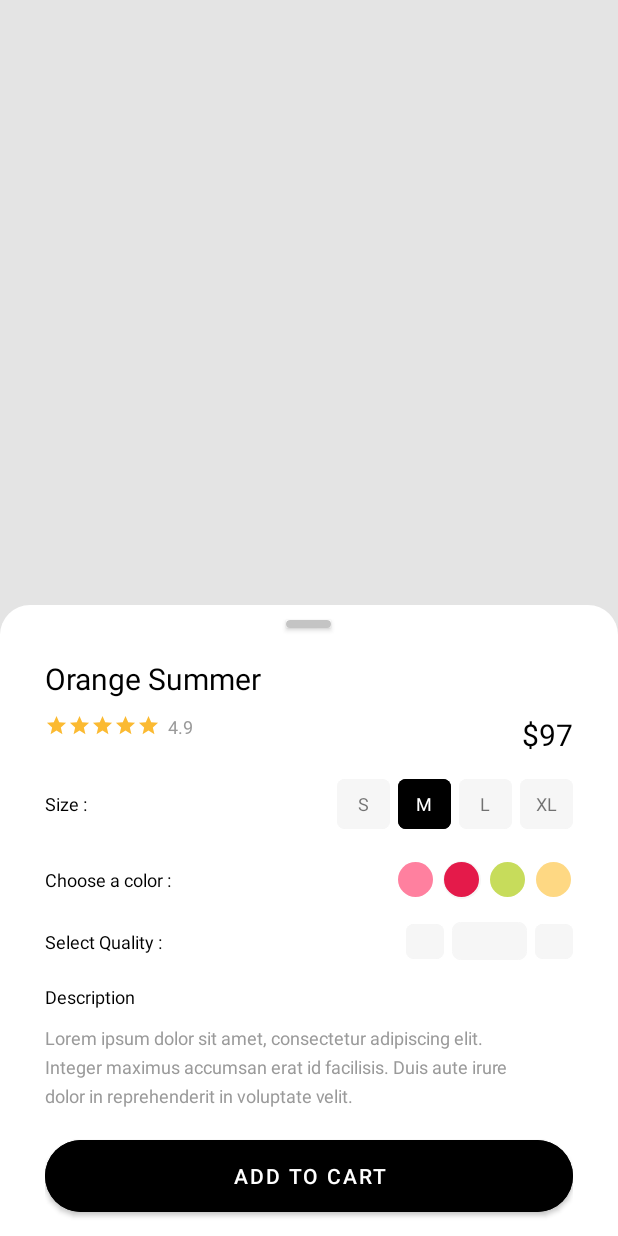
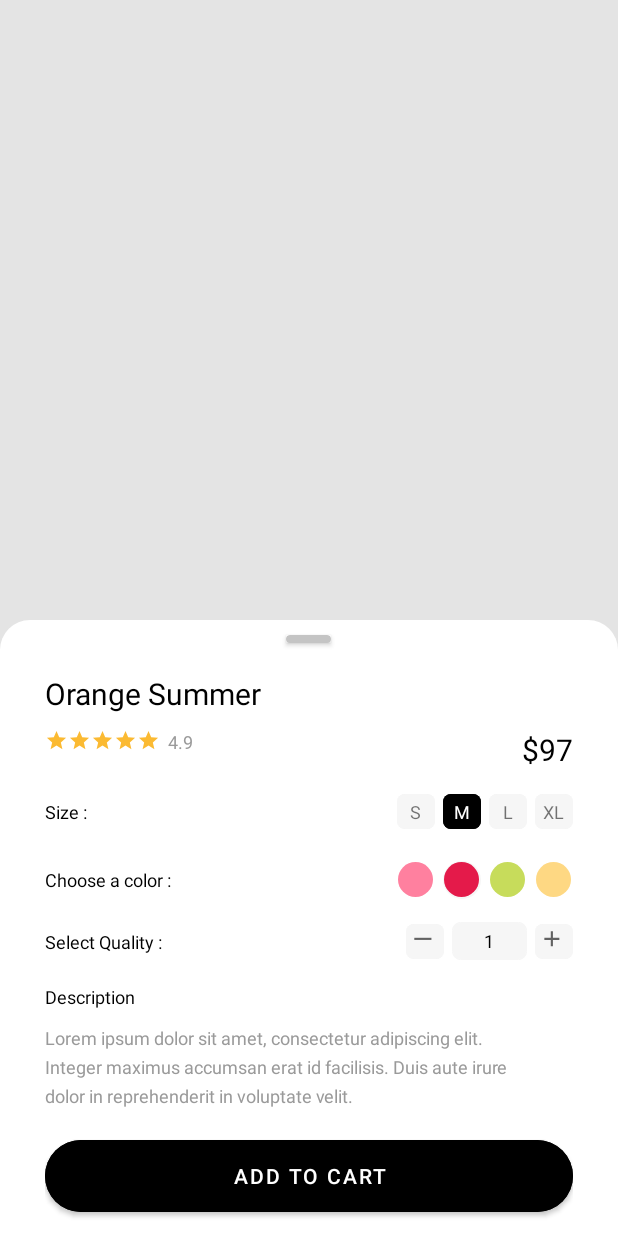
Before and after one commit to ETS-Android2/MindshopUI-Android, an Android app: the layout orderinfo_popup.xml on its own in the app's theme, with its tools: preview values and no code run, on a phone screen of 412 x 824 dp. Run offline under Robolectric (Android 15) with nearby library versions, the phone set to English and light mode, and no system bars.

Commit message:
Shopping Cart

```diff
--- a/app/src/main/java/net/mindzone/mindshopui/activities/Sign.java
+++ b/app/src/main/java/net/mindzone/mindshopui/activities/Sign.java
@@ -85,7 +85,7 @@ public class Sign extends AppCompatActivity {
     public void siginBTNClicked(View v) {
         Log.d("Test", "Sign btn clicked");
         final BottomSheetDialog bottomSheetDialog = new BottomSheetDialog(this, R.style.BottomSheetDialogTheme);
-        View bottomSheetView = LayoutInflater.from(getApplicationContext()).inflate(R.layout.success_popup, findViewById(R.id.main_container));
+        View bottomSheetView = LayoutInflater.from(getApplicationContext()).inflate(R.layout.orderinfo_popup, findViewById(R.id.main_container));
         bottomSheetDialog.setContentView(bottomSheetView);
         bottomSheetDialog.show();
     }
--- /dev/null
+++ b/app/src/main/res/drawable/minus_icon.xml
@@ -0,0 +1,11 @@
+<vector xmlns:android="http://schemas.android.com/apk/res/android"
+    android:width="20dp"
+    android:height="20dp"
+    android:viewportWidth="28"
+    android:viewportHeight="28"
+    android:tint="?attr/colorControlNormal">
+  <path
+      android:fillColor="@android:color/white"
+      android:pathData="M4,11h16v2h-16z"
+      android:fillType="evenOdd"/>
+</vector>
--- /dev/null
+++ b/app/src/main/res/drawable/plus_icon.xml
@@ -0,0 +1,10 @@
+<vector xmlns:android="http://schemas.android.com/apk/res/android"
+    android:width="20dp"
+    android:height="20dp"
+    android:viewportWidth="28"
+    android:viewportHeight="28"
+    android:tint="?attr/colorControlNormal">
+  <path
+      android:fillColor="@android:color/white"
+      android:pathData="M19,13h-6v6h-2v-6H5v-2h6V5h2v6h6v2z"/>
+</vector>
--- a/app/src/main/res/layout/item_sizebtn.xml
+++ b/app/src/main/res/layout/item_sizebtn.xml
@@ -10,8 +10,8 @@
     android:layout_height="wrap_content">
 
     <com.google.android.material.button.MaterialButton
-        android:layout_width="35dp"
-        android:layout_height="45dp"
+        android:layout_width="25dp"
+        android:layout_height="35dp"
         android:backgroundTint="@color/_F6F6F6"
         android:stateListAnimator="@null"
         app:cornerRadius="5dp" />
@@ -28,8 +28,8 @@
         android:layout_height="wrap_content">
 
         <com.google.android.material.button.MaterialButton
-            android:layout_width="35dp"
-            android:layout_height="45dp"
+            android:layout_width="25dp"
+            android:layout_height="35dp"
             android:backgroundTint="@color/black"
             android:stateListAnimator="@null"
             app:cornerRadius="5dp" />
@@ -47,8 +47,8 @@
         android:layout_height="wrap_content">
 
         <com.google.android.material.button.MaterialButton
-            android:layout_width="35dp"
-            android:layout_height="45dp"
+            android:layout_width="25dp"
+            android:layout_height="35dp"
             android:backgroundTint="@color/_F6F6F6"
             android:stateListAnimator="@null"
             app:cornerRadius="5dp" />
@@ -65,8 +65,8 @@
         android:layout_height="wrap_content">
 
         <com.google.android.material.button.MaterialButton
-            android:layout_width="35dp"
-            android:layout_height="45dp"
+            android:layout_width="25dp"
+            android:layout_height="35dp"
             android:backgroundTint="@color/_F6F6F6"
             android:stateListAnimator="@null"
             app:cornerRadius="5dp" />
--- a/app/src/main/res/layout/orderinfo_popup.xml
+++ b/app/src/main/res/layout/orderinfo_popup.xml
@@ -147,26 +147,55 @@
                         android:layout_height="match_parent"
                         app:layout_constraintEnd_toEndOf="parent">
 
+                        <RelativeLayout
+                            android:layout_width="wrap_content"
+                            android:layout_height="wrap_content">
                             <com.google.android.material.button.MaterialButton
                                 android:layout_width="25dp"
                                 android:layout_height="35dp"
+                                android:layout_centerInParent="true"
                                 android:backgroundTint="@color/_F6F6F6"
                                 android:stateListAnimator="@null"
                                 app:cornerRadius="5dp" />
+                            <ImageView
+                                android:layout_width="wrap_content"
+                                android:src="@drawable/minus_icon"
+                                android:layout_centerInParent="true"
+                                android:layout_height="wrap_content"/>
+                        </RelativeLayout>
 
                         <RelativeLayout
                             android:layout_width="50dp"
                             android:layout_height="25dp"
                             android:layout_gravity="center_vertical"
                             android:layout_marginHorizontal="5dp"
-                            android:background="@drawable/rounded5"></RelativeLayout>
+                            android:background="@drawable/rounded5">
 
+                            <TextView
+                                android:layout_width="wrap_content"
+                                android:layout_height="wrap_content"
+                                android:layout_centerInParent="true"
+                                android:text="1"
+                                android:textColor="@color/black"
+                                android:textSize="12sp" />
+                        </RelativeLayout>
+
+                        <RelativeLayout
+                            android:layout_width="wrap_content"
+                            android:layout_height="wrap_content">
                             <com.google.android.material.button.MaterialButton
                                 android:layout_width="25dp"
                                 android:layout_height="35dp"
+                                android:layout_centerInParent="true"
                                 android:backgroundTint="@color/_F6F6F6"
                                 android:stateListAnimator="@null"
                                 app:cornerRadius="5dp" />
+                            <ImageView
+                                android:layout_width="wrap_content"
+                                android:src="@drawable/plus_icon"
+                                android:layout_centerInParent="true"
+                                android:layout_height="wrap_content"/>
+                        </RelativeLayout>
                     </LinearLayout>
 
                 </androidx.constraintlayout.widget.ConstraintLayout>
--- a/app/src/main/res/values/styles.xml
+++ b/app/src/main/res/values/styles.xml
@@ -8,6 +8,6 @@
     <style name="BottomSheetDialogTheme" parent="Theme.MaterialComponents.Light.DarkActionBar">
         <item name="android:background">@android:color/transparent</item>
     </style>
-    <style name="MyButtonStyle" parent="@style/Widget.AppCompat.Button.Borderless"></style>
+
 
 </resources>
```
Lines whose indentation alone changed are shown as unchanged.
